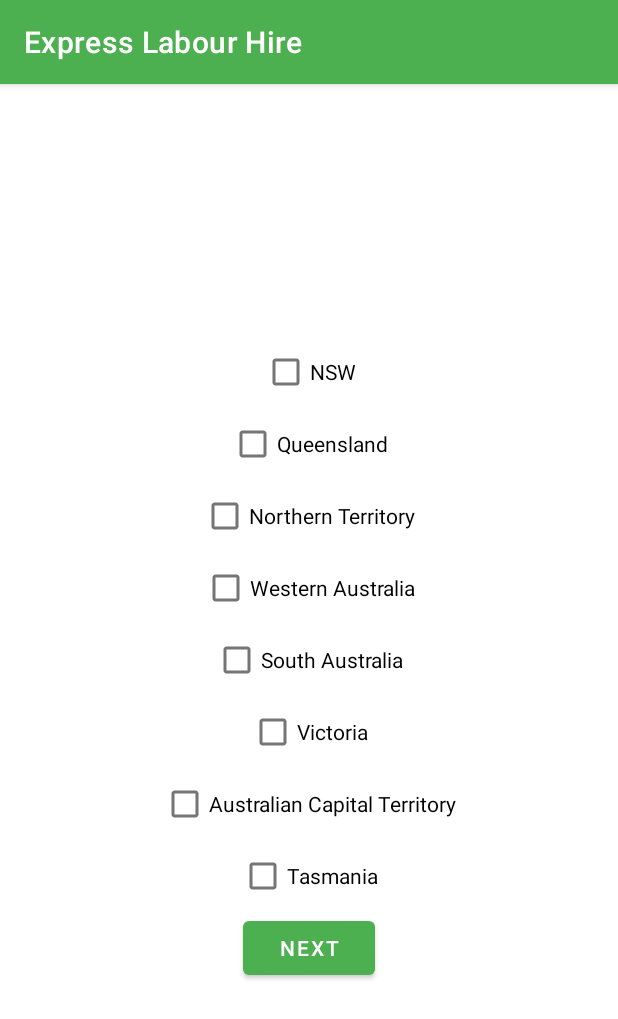
After one commit to MdTalatMahmud/EmployeeHireEmployeePanel, an Android app: the LocationActivity screen opened directly, with no data from a screen before it, on a phone screen of 412 x 824 dp. The commit adds this screen. Shown: the top 1019 px of the screen. Run offline under Robolectric (Android 15) with nearby library versions, the phone set to English and light mode, and no system bars.

Commit message:
Job list design

```diff
--- /dev/null
+++ b/app/src/main/java/au/mgemployeehire/employeehireemployeepanel/LocationActivity.java
@@ -0,0 +1,29 @@
+package au.mgemployeehire.employeehireemployeepanel;
+
+import androidx.appcompat.app.AppCompatActivity;
+
+import android.content.Intent;
+import android.os.Bundle;
+import android.view.View;
+import android.widget.Button;
+
+public class LocationActivity extends AppCompatActivity {
+
+    private Button next;
+
+    @Override
+    protected void onCreate(Bundle savedInstanceState) {
+        super.onCreate(savedInstanceState);
+        setContentView(R.layout.activity_location);
+
+        next = findViewById(R.id.nextButtonLocation);
+
+        next.setOnClickListener(new View.OnClickListener() {
+            @Override
+            public void onClick(View v) {
+                Intent intent = new Intent(LocationActivity.this, MainActivity.class);
+                startActivity(intent);
+            }
+        });
+    }
+}
--- /dev/null
+++ b/app/src/main/res/layout/activity_location.xml
@@ -0,0 +1,57 @@
+<?xml version="1.0" encoding="utf-8"?>
+<LinearLayout xmlns:android="http://schemas.android.com/apk/res/android"
+    xmlns:app="http://schemas.android.com/apk/res-auto"
+    xmlns:tools="http://schemas.android.com/tools"
+    android:layout_width="match_parent"
+    android:layout_height="match_parent"
+    android:orientation="vertical"
+    android:gravity="center"
+    tools:context=".LocationActivity">
+
+    <CheckBox
+        android:id="@+id/nswCheckBoxID"
+        android:layout_width="wrap_content"
+        android:layout_height="wrap_content"
+        android:text="NSW"/>
+    <CheckBox
+        android:id="@+id/queenslandCheckBoxID"
+        android:layout_width="wrap_content"
+        android:layout_height="wrap_content"
+        android:text="Queensland"/>
+    <CheckBox
+        android:id="@+id/northernTerritoryCheckBoxID"
+        android:layout_width="wrap_content"
+        android:layout_height="wrap_content"
+        android:text="Northern Territory"/>
+    <CheckBox
+        android:id="@+id/westernAustraliaCheckBoxID"
+        android:layout_width="wrap_content"
+        android:layout_height="wrap_content"
+        android:text="Western Australia"/>
+    <CheckBox
+        android:id="@+id/southAustraliaCheckBoxID"
+        android:layout_width="wrap_content"
+        android:layout_height="wrap_content"
+        android:text="South Australia"/>
+    <CheckBox
+        android:id="@+id/victoriaCheckBoxID"
+        android:layout_width="wrap_content"
+        android:layout_height="wrap_content"
+        android:text="Victoria"/>
+    <CheckBox
+        android:id="@+id/australianCapitalTerritoryCheckBoxID"
+        android:layout_width="wrap_content"
+        android:layout_height="wrap_content"
+        android:text="Australian Capital Territory"/>
+    <CheckBox
+        android:id="@+id/tasmaniaCheckBoxID"
+        android:layout_width="wrap_content"
+        android:layout_height="wrap_content"
+        android:text="Tasmania"/>
+
+    <Button
+        android:id="@+id/nextButtonLocation"
+        android:layout_width="wrap_content"
+        android:layout_height="wrap_content"
+        android:text="Next"/>
+</LinearLayout>
```
Also changed, not shown: app/src/main/AndroidManifest.xml (+16 -3 lines), app/src/main/java/au/mgemployeehire/employeehireemployeepanel/INeedJobActivity.java (added, +29 -0 lines), app/src/main/java/au/mgemployeehire/employeehireemployeepanel/JobAdvertisementActivity.java (+48 -3 lines), app/src/main/java/au/mgemployeehire/employeehireemployeepanel/JobAdvertisementData.java (added, +306 -0 lines), app/src/main/java/au/mgemployeehire/employeehireemployeepanel/JobDetailsActivity.java (added, +14 -0 lines), app/src/main/java/au/mgemployeehire/employeehireemployeepanel/JobListAdapter.java (added, +45 -0 lines), app/src/main/java/au/mgemployeehire/employeehireemployeepanel/PartOrFullTimeJobActivity.java (added, +29 -0 lines), app/src/main/java/au/mgemployeehire/employeehireemployeepanel/WhatKindsOfJobsActivity.java (added, +29 -0 lines), app/src/main/res/layout/activity_i_need_job.xml (added, +18 -0 lines), app/src/main/res/layout/activity_job_details.xml (added, +9 -0 lines), app/src/main/res/layout/activity_part_or_full_time_job.xml (added, +26 -0 lines), app/src/main/res/layout/activity_what_kinds_of_jobs.xml (added, +53 -0 lines).
